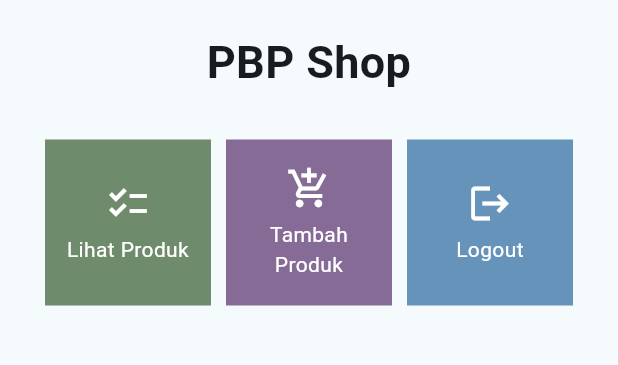
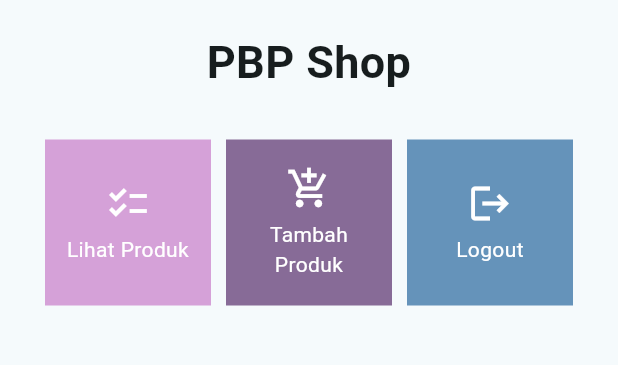
Before and after one commit to AnindyaMaulida/mumushop, a Flutter app: the screen it shows after launch, on a phone screen of 412 x 824 dp, the part 84-449 px from its top. Run offline on Flutter 3.47's test engine with Material 2 defaults, Android fonts, the phone set to English and light mode, and no system bars.

```diff
--- a/mumu_shop/lib/screens/menu.dart
+++ b/mumu_shop/lib/screens/menu.dart
@@ -6,7 +6,7 @@ class MyHomePage extends StatelessWidget {
     MyHomePage({Key? key}) : super(key: key);
 
     final List<ShopItem> items = [
-        ShopItem("Lihat Produk", Icons.checklist, Color.fromARGB(255, 110, 139, 107)),
+        ShopItem("Lihat Produk", Icons.checklist, Color.fromARGB(255, 213, 161, 216)),
         ShopItem("Tambah Produk", Icons.add_shopping_cart, Color.fromARGB(255, 135, 107, 151)),
         ShopItem("Logout", Icons.logout, Color.fromARGB(255, 101, 147, 186)),
     ];
```
